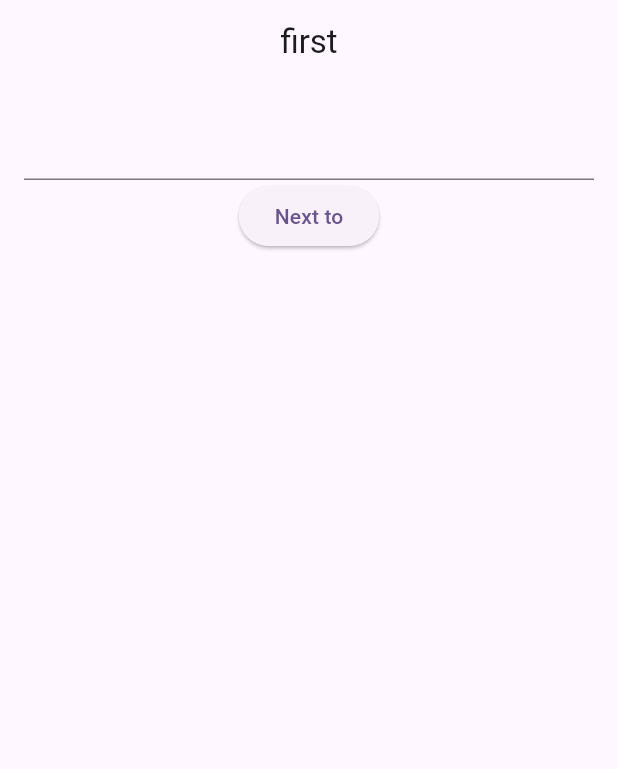
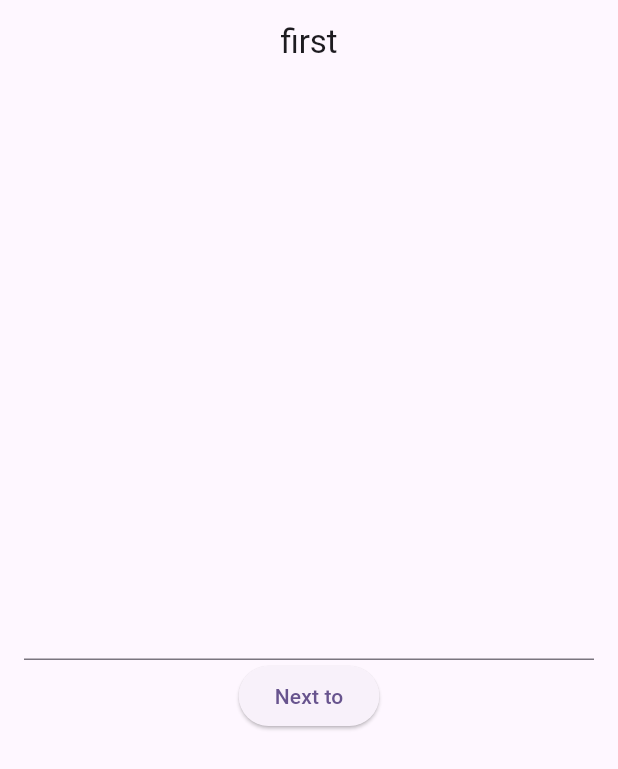
Before and after one commit to yokikoshimizu/Flutter_practice, a Flutter app: the screen it shows after launch, on a phone screen of 412 x 824 dp. Shown: the top 769 px of the screen. Run offline on Flutter 3.47's test engine with Material 3 defaults, Android fonts, the phone set to English and light mode, and no system bars.

Commit message:
first commit

```diff
--- a/lib/first_page.dart
+++ b/lib/first_page.dart
@@ -14,6 +14,7 @@ class FirstPage extends StatelessWidget {
             child: Padding(
               padding: const EdgeInsets.all(16),
               child: Column(
+                mainAxisAlignment: MainAxisAlignment.center,
                 children: [
                   TextField(
                   onChanged: (text){
@@ -22,8 +23,10 @@ class FirstPage extends StatelessWidget {
               ),
                   ElevatedButton(
                     onPressed: (){
+                      //ここのNavigator.pushの中のコードの意味はよくわからない部分があります
                       Navigator.push(
                         context,
+                        //builder: (context)という書き方の構造がわかっていません。:はどういう意味なのか気になります
                         MaterialPageRoute(builder: (context) => SecondPage(nameText),
                         ),
                       );
--- a/lib/second_page.dart
+++ b/lib/second_page.dart
@@ -17,7 +17,7 @@ class SecondPage extends StatelessWidget {
             children: [
               Text(name,
               style: TextStyle(
-                fontSize: 50
+                fontSize: 55
               )),
               ElevatedButton(
                 onPressed: (){
```
